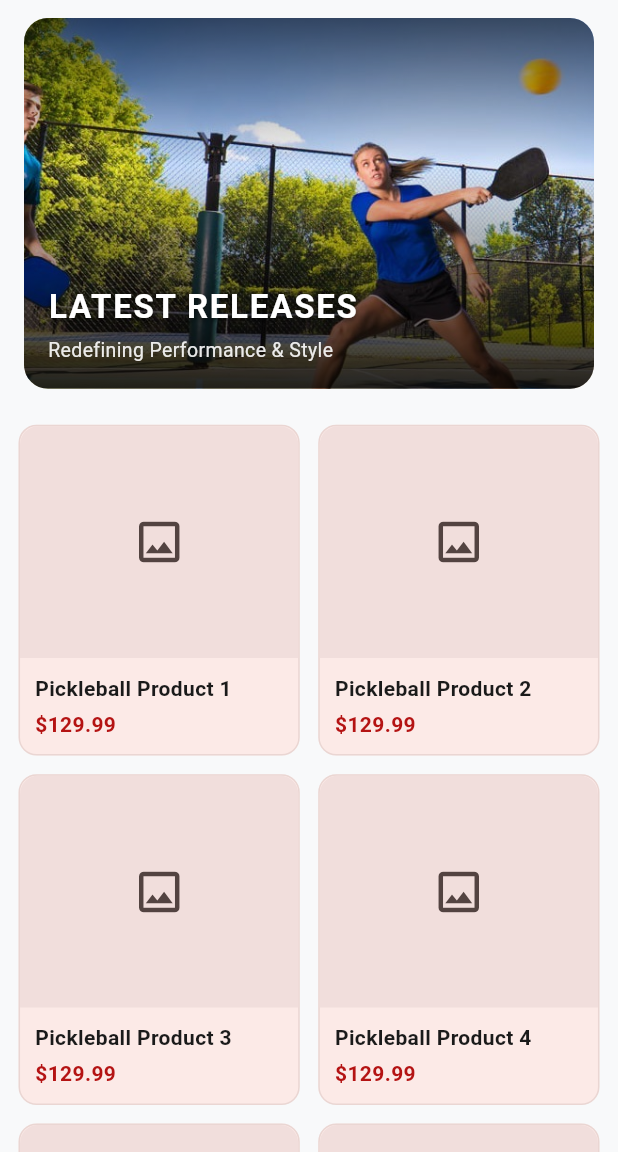
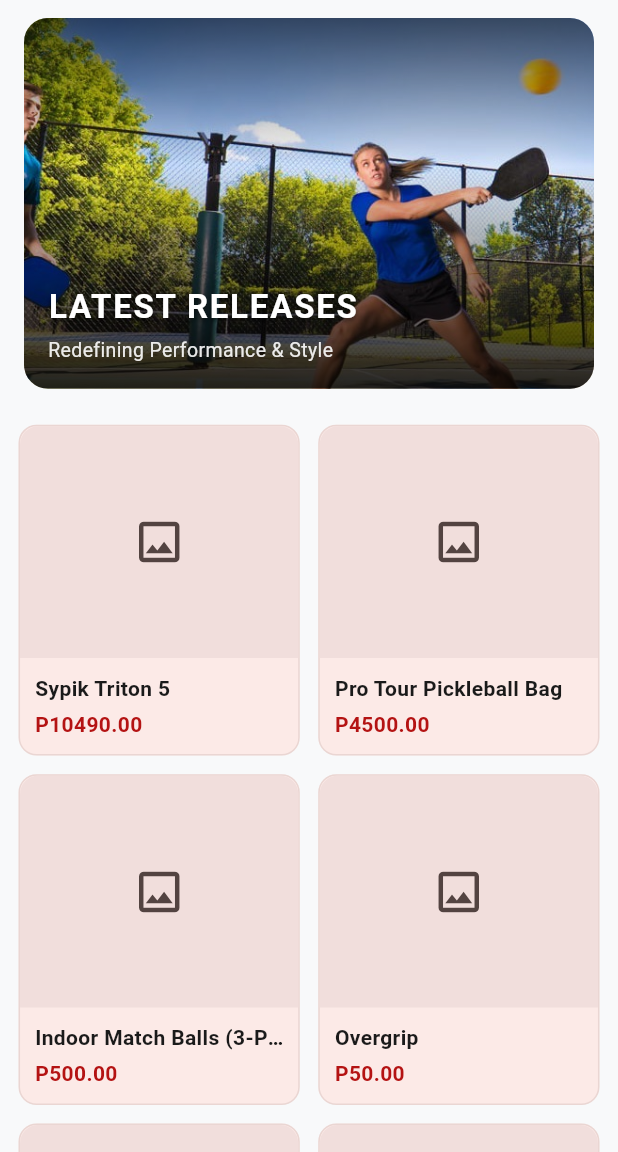
Before and after one commit to chastin-obeso/Obeso-CS-Elective-2, a Flutter app: the screen it shows after launch, on a phone screen of 412 x 824 dp, the part 84-1236 px from its top. Run offline on Flutter 3.47's test engine with Material 3 defaults, Android fonts, the phone set to English and light mode, and no system bars; our stand-ins replace go_router.

Commit message:
third commit

```diff
--- a/act_1/lib/productlist.dart
+++ b/act_1/lib/productlist.dart
@@ -1,8 +1,35 @@
 import 'package:flutter/material.dart';
 import 'package:go_router/go_router.dart';
 
+// 1. Define a simple Product model
+class Product {
+  final String id;
+  final String name;
+  final double price;
+  final String? imageUrl; // Optional: for real image paths later
+
+  const Product({
+    required this.id,
+    required this.name,
+    required this.price,
+    this.imageUrl,
+  });
+}
+
 class ProductList extends StatelessWidget {
   const ProductList({super.key});
+
+  // 2. Define your array of products here
+  final List<Product> products = const [
+    Product(id: '1', name: 'Sypik Triton 5', price: 10490.00),
+    Product(id: '2', name: 'Pro Tour Pickleball Bag', price: 4500.00),
+    Product(id: '3', name: 'Indoor Match Balls (3-Pack)', price: 500.00),
+    Product(id: '4', name: 'Overgrip', price: 50.00),
+    Product(id: '5', name: 'Joola Perseus Pro V', price: 12500.00),
+    Product(id: '6', name: 'Edge Tape', price: 450.00),
+    Product(id: '7', name: 'Buy 1 Take 1 Paddle with Ballz', price: 1200.00),
+    Product(id: '8', name: 'Sigma Asics', price: 9500.00),
+  ];
 
   @override
   Widget build(BuildContext context) {
@@ -12,9 +39,6 @@ class ProductList extends StatelessWidget {
 
     final crossAxisCount = isTablet ? 3 : 2;
 
-    // Responsive horizontal padding scale
-    // - Mobile (< 600px): Small fixed padding (8.0 to 16.0)
-    // - Tablet/Desktop (>= 600px): Scales up to 20% of screen width (max 300.0)
     final double horizontalPadding = screenWidth < 600
         ? (screenWidth * 0.03).clamp(8.0, 16.0)
         : (screenWidth * 0.18).clamp(32.0, 300.0);
@@ -29,15 +53,16 @@ class ProductList extends StatelessWidget {
       child: GridView.builder(
         shrinkWrap: true,
         physics: const NeverScrollableScrollPhysics(),
-        itemCount: 8,
+        itemCount: products.length, // 3. Dynamically set length from array
         gridDelegate: SliverGridDelegateWithFixedCrossAxisCount(
           crossAxisCount: crossAxisCount,
           crossAxisSpacing: dynamicSpacing,
           mainAxisSpacing: dynamicSpacing,
-          childAspectRatio: 0.85, // Adjusted slightly so content doesn't overflow vertically on narrow cards
+          childAspectRatio: 0.85,
         ),
         itemBuilder: (context, index) {
-          return _buildProductCard(context, colorScheme, index);
+          final product = products[index]; // 4. Grab individual product
+          return _buildProductCard(context, colorScheme, product);
         },
       ),
     );
@@ -46,10 +71,8 @@ class ProductList extends StatelessWidget {
   Widget _buildProductCard(
     BuildContext context,
     ColorScheme colorScheme,
-    int index,
+    Product product, // 5. Accept the Product model instead of index
   ) {
-    final productId = (index + 1).toString();
-
     return Material(
       color: Colors.transparent,
       child: InkWell(
@@ -57,7 +80,7 @@ class ProductList extends StatelessWidget {
         onTap: () {
           context.goNamed(
             'productDetail',
-            pathParameters: {'id': productId},
+            pathParameters: {'id': product.id}, // 6. Use dynamic product ID
           );
         },
         child: Container(
@@ -97,7 +120,7 @@ class ProductList extends StatelessWidget {
                   crossAxisAlignment: CrossAxisAlignment.start,
                   children: [
                     Text(
-                      'Pickleball Product $productId',
+                      product.name, // 7. Display dynamic name
                       maxLines: 1,
                       overflow: TextOverflow.ellipsis,
                       style: TextStyle(
@@ -108,7 +131,7 @@ class ProductList extends StatelessWidget {
                     ),
                     const SizedBox(height: 4),
                     Text(
-                      '\$129.99',
+                      '\P${product.price.toStringAsFixed(2)}', // 8. Display dynamic price formatted safely
                       style: TextStyle(
                         fontWeight: FontWeight.bold,
                         fontSize: 14,
```
